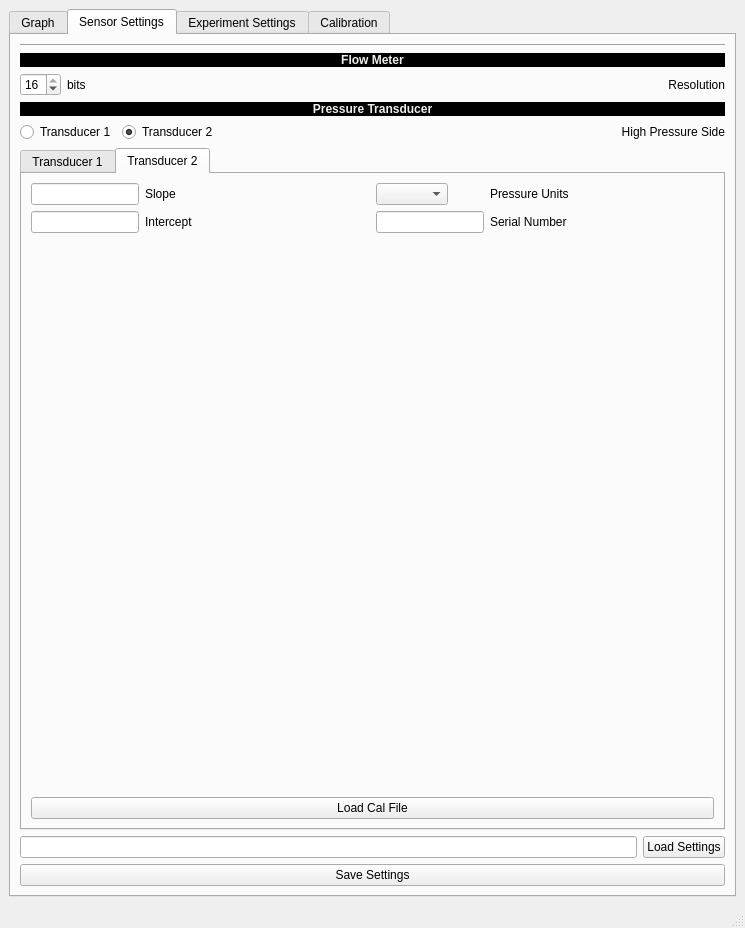
Old version of the form src/python/MainWindow.ui in the repository ljaworski88/flow_reader.
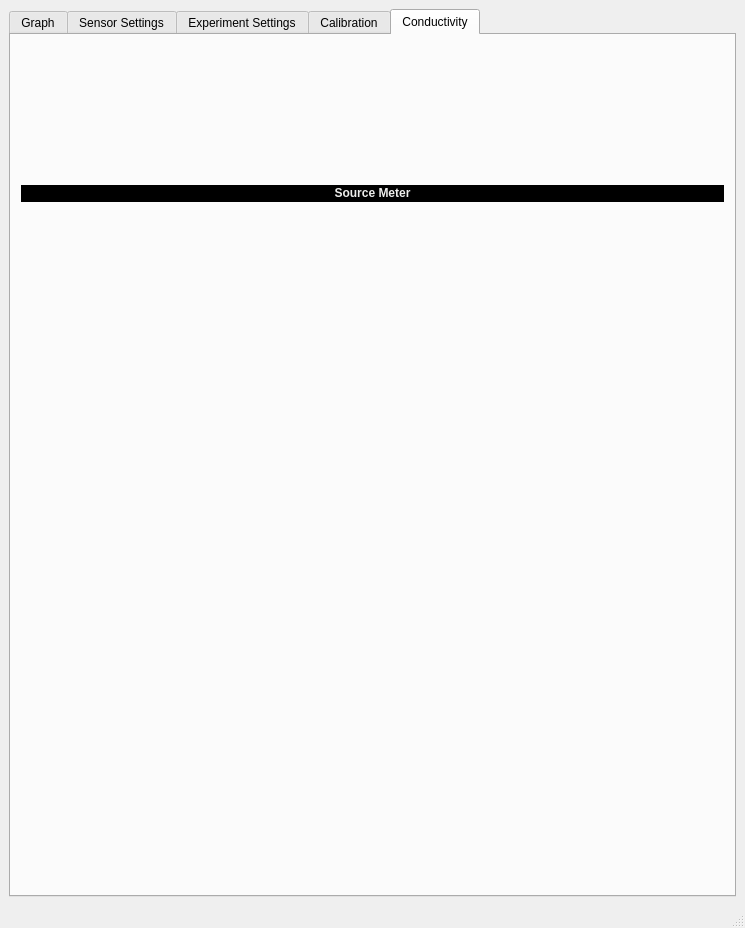
New version of the form. The open tabs and pages were chosen to show the change. Custom widgets are drawn as their Qt base class.

Commit message: removed all current reading code as it is unneeded

What changed in the file:
```diff
--- a/src/python/MainWindow.ui
+++ b/src/python/MainWindow.ui
@@ -18,7 +18,7 @@
     <item row="0" column="0">
      <widget class="QTabWidget" name="mainTabStack">
       <property name="currentIndex">
-       <number>1</number>
+       <number>4</number>
       </property>
       <widget class="QWidget" name="graphicsTab">
        <property name="toolTip">
@@ -822,6 +822,31 @@
         </item>
        </layout>
       </widget>
+      <widget class="QWidget" name="conductivityTab">
+       <attribute name="title">
+        <string>Conductivity</string>
+       </attribute>
+       <widget class="QLabel" name="sourcemeterSettingsLabel">
+        <property name="geometry">
+         <rect>
+          <x>10</x>
+          <y>150</y>
+          <width>703</width>
+          <height>17</height>
+         </rect>
+        </property>
+        <property name="styleSheet">
+         <string notr="true">background-color: rgb(0, 0, 0);
+color: rgb(238, 238, 236);</string>
+        </property>
+        <property name="text">
+         <string>&lt;html&gt;&lt;head/&gt;&lt;body&gt;&lt;p&gt;&lt;span style=&quot; font-weight:600;&quot;&gt;Source Meter&lt;/span&gt;&lt;/p&gt;&lt;/body&gt;&lt;/html&gt;</string>
+        </property>
+        <property name="alignment">
+         <set>Qt::AlignCenter</set>
+        </property>
+       </widget>
+      </widget>
      </widget>
     </item>
    </layout>
```
Left out of the diff: 12 changed lines with no effect on the pictures. The commit also changes 2 other files.
